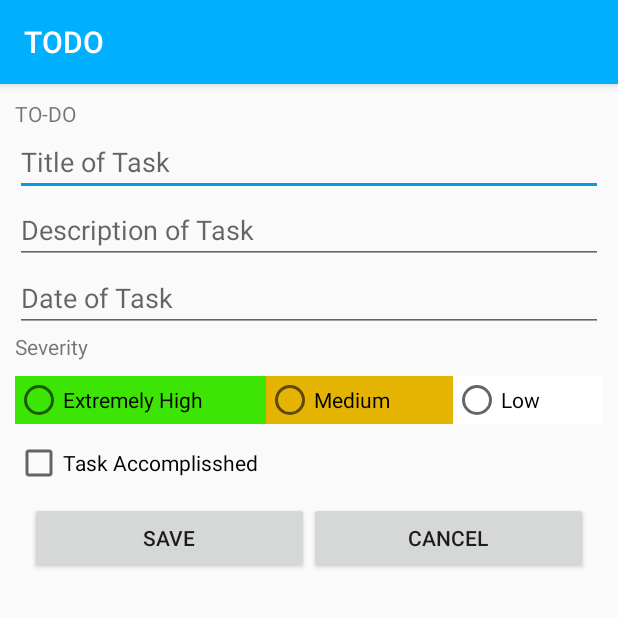
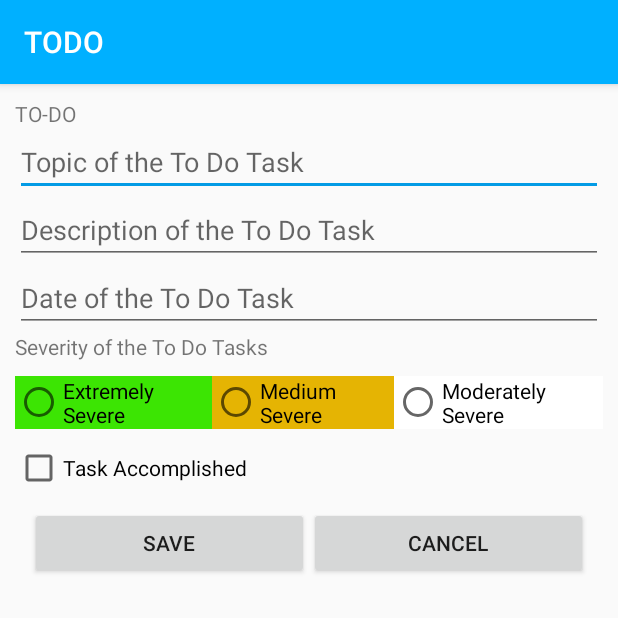
Before and after one commit to samiksharupakheti/Finalapp, an Android app: the EditTodoFragment screen opened directly, with no data from a screen before it, on a phone screen of 412 x 824 dp, the top half of it. Run offline under Robolectric (Android 15) with nearby library versions, the phone set to English and light mode, and no system bars; our stand-ins replace Room's generated code.

```diff
--- a/app/src/main/res/values/strings.xml
+++ b/app/src/main/res/values/strings.xml
@@ -23,17 +23,17 @@
     <!-- TODO: Remove or change this placeholder text -->
     <string name="hello_blank_fragment">Hello blank fragment</string>
 
-    <string name="edit_title">Title of Task</string>
-    <string name="edit_description">Description of Task </string>
-    <string name="edit_date">Date of Task</string>
-    <string name="edit_priority">Severity </string>
-    <string name="edit_high">Extremely High</string>
-    <string name="edit_medium">Medium</string>
-    <string name="edit_low">Low</string>
-    <string name="edit_isComplete">Task Accomplisshed</string>
+    <string name="edit_title">Topic of the To Do  Task</string>
+    <string name="edit_description">Description of the To Do Task </string>
+    <string name="edit_date">Date of the To Do Task</string>
+    <string name="edit_priority">Severity of the To Do Tasks </string>
+    <string name="edit_high">Extremely Severe</string>
+    <string name="edit_medium">Medium Severe</string>
+    <string name="edit_low">Moderately Severe</string>
+    <string name="edit_isComplete">Task Accomplished</string>
     <string name="edit_save">Save</string>
     <string name="edit_cancel_prompt">Do you desire to return to home screen?</string>
-    <string name="edit_update">Update</string>
+    <string name="edit_update">Edit</string>
 
 
 </resources>
```
